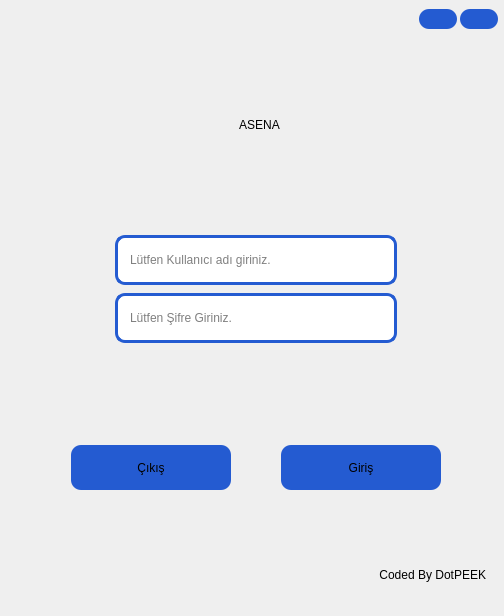
Qt form ui/login.ui (dotPEEKs/asena) before a commit.
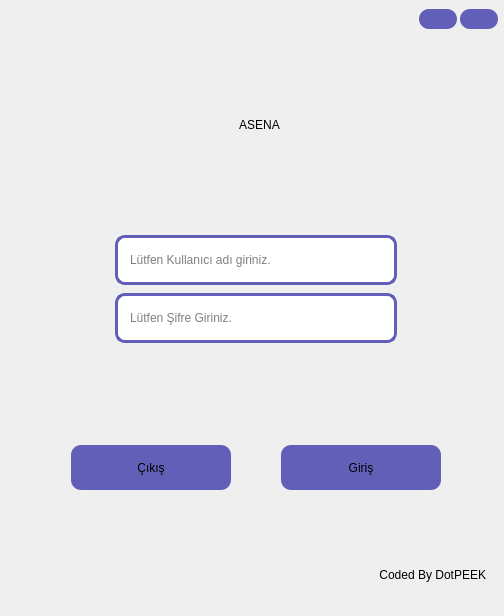
The same form after that commit. Icons and pictures are not drawn.

The edit to the form file:
```diff
--- a/ui/login.ui
+++ b/ui/login.ui
@@ -28,7 +28,7 @@
   <property name="styleSheet">
    <string notr="true">QFrame#main_frame  {
 		border-radius: 10px;
-		background-color: &quot;black&quot;;
+		background-color: &quot;#1c1c30&quot;;
 }
 
 QLineEdit { 
@@ -39,8 +39,8 @@
     padding: 10;
     background-repeat: no-repeat;
     background-position: right;
-    border: 3px solid;
-	border-color: #245bd1;
+    border: 3px solid  #625fb8;
+
 }
 
 QLineEdit#passwd {
@@ -65,43 +65,15 @@
 	font: 700 28pt &quot;Arial&quot;;
 }
 QPushButton {
+	background-color: #625fb8;
     border-radius: 10px;
 	font: 700 11pt &quot;Arial&quot;;
 
 }
 
-QPushButton#login_btn {
-	background-color: #245bd1;
+QPushButton:hover {
+	background-color: #8784e0;
 }
-
-QPushButton#login_btn:hover {
-	background-color: &quot;black&quot;;
-}
-
-QPushButton#exit_btn {
-	background-color: #245bd1;
-}
-
-QPushButton#exit_btn:hover {
-	background-color: &quot;black&quot;;
-}
-
-QPushButton#close_btn {
-	background-color: #245bd1;
-}
-
-QPushButton#close_btn:hover {
-	background-color: &quot;#bbbfbc&quot;;
-}
-
-QPushButton#minimize_btn {
-	background-color: #245bd1;
-}
-
-QPushButton#minimize_btn:hover {
-	background-color: &quot;#bbbfbc&quot;;
-}
-
 QLabel#footer_text {
 		font: 700 11pt &quot;Arial&quot;;
 }</string>
```
